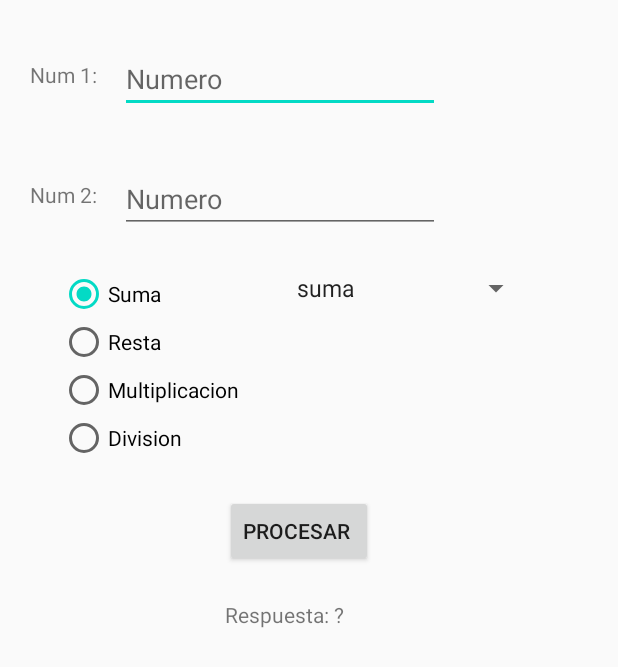
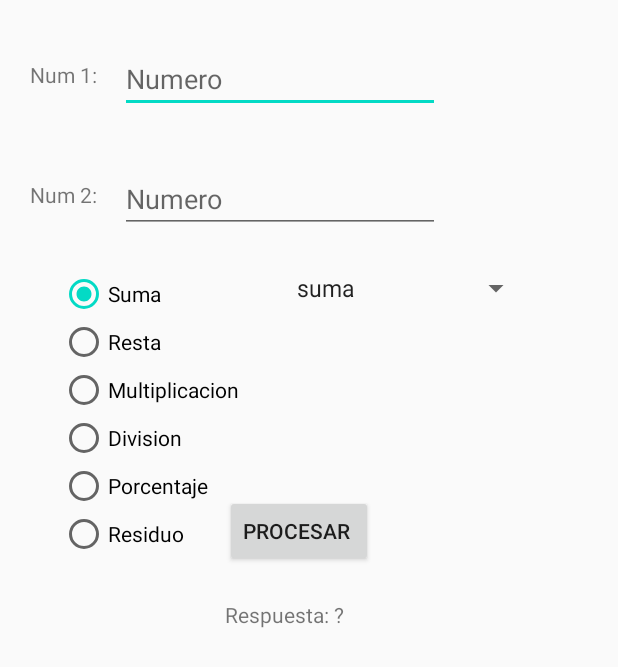
Before and after one commit to YovaniMarz91/prograIII, an Android app: the screen it shows after launch (MainActivity), on a phone screen of 412 x 824 dp. Shown: the top 667 px of the screen. Run offline under Robolectric (Android 15) with nearby library versions, the phone set to English and light mode, and no system bars.

Commit message:
Porcentajes

```diff
--- a/app/src/main/res/layout/activity_main.xml
+++ b/app/src/main/res/layout/activity_main.xml
@@ -84,6 +84,16 @@
             android:layout_width="match_parent"
             android:layout_height="wrap_content"
             android:text="Division" />
+        <RadioButton
+            android:id="@+id/optPorcentaje"
+            android:layout_width="match_parent"
+            android:layout_height="wrap_content"
+            android:text="Porcentaje" />
+        <RadioButton
+            android:id="@+id/optResiduo"
+            android:layout_width="match_parent"
+            android:layout_height="wrap_content"
+            android:text="Residuo" />
     </RadioGroup>
     <Spinner
         android:id="@+id/cboOperaciones"
```
Also changed, not shown: app/src/main/java/com/example/calculadora/MainActivity.java (+7 -1 lines).
